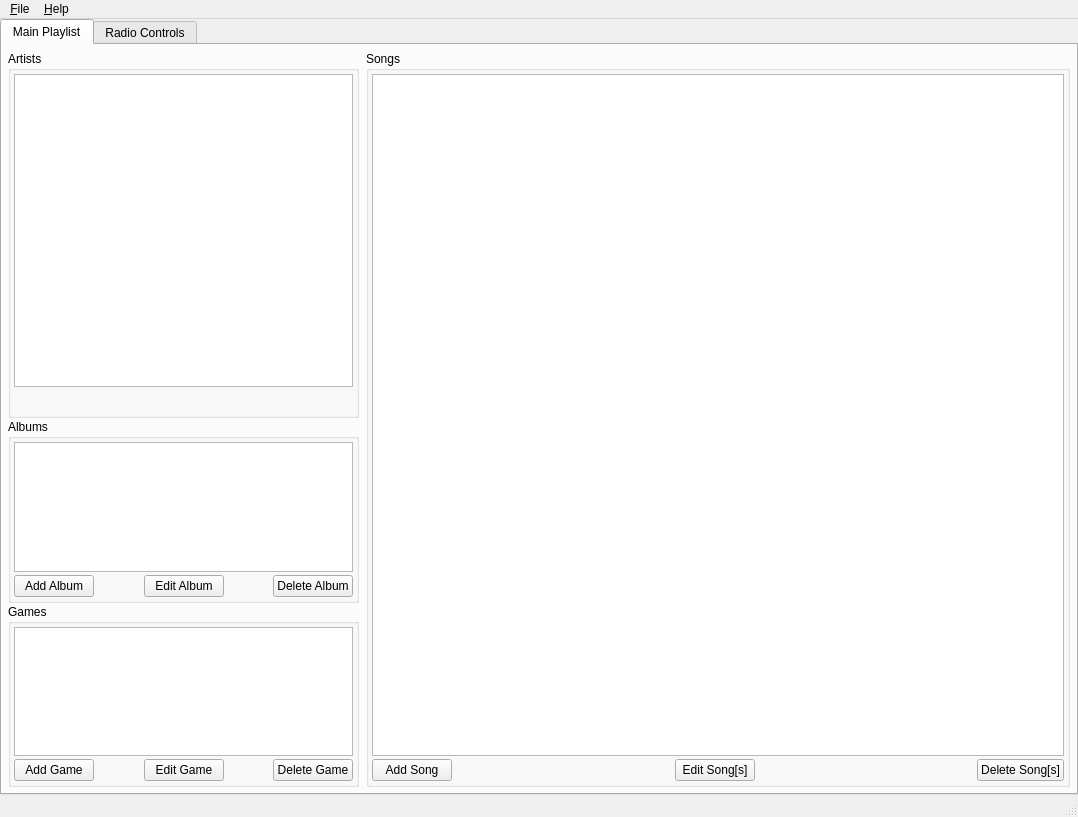
Qt form ui-sources/mainwindow.ui (RecursiveGreen/spradio-pyqt5-client) before a commit.
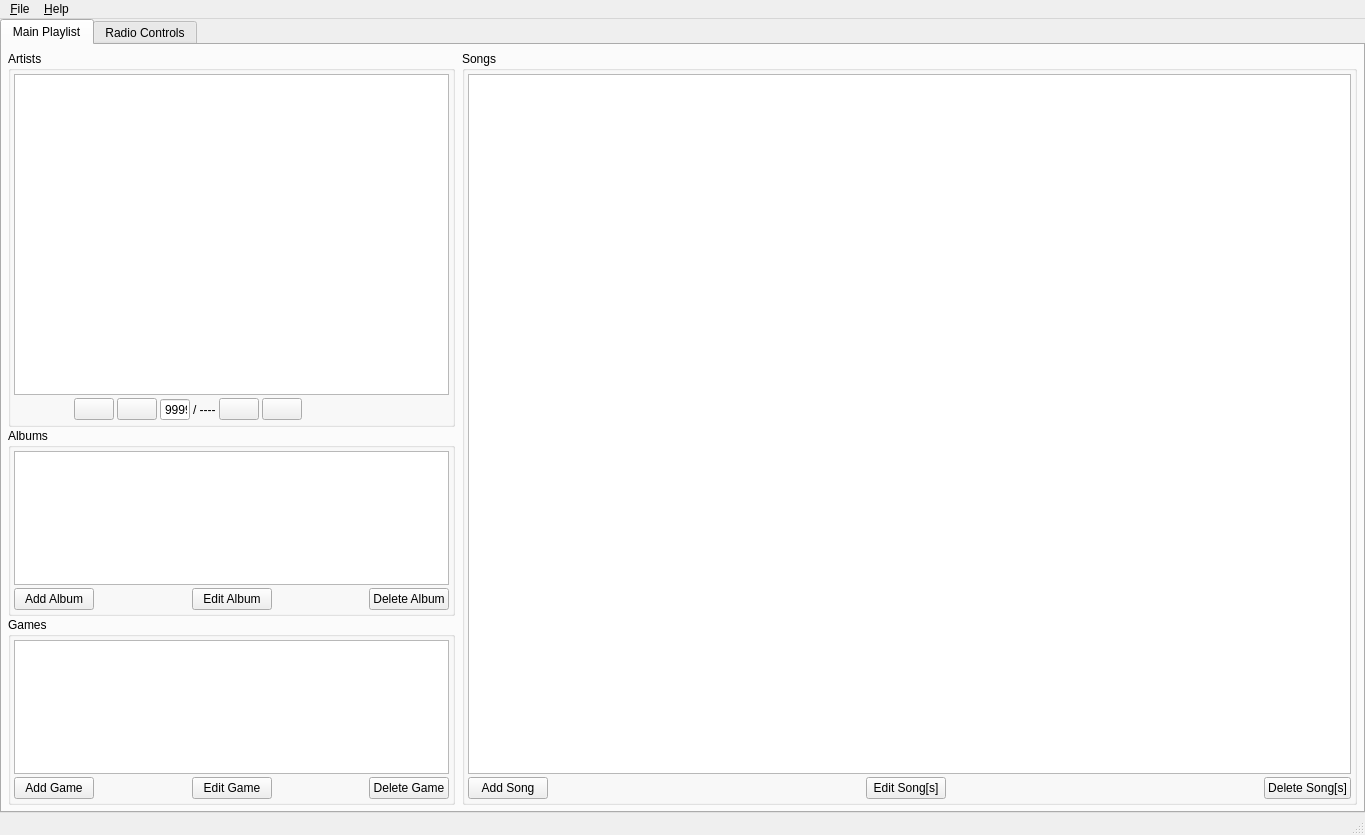
The same form after that commit. Icons and pictures are not drawn.

Commit message: Added pagination widgets. No functionality yet.

```diff
--- a/ui-sources/mainwindow.ui
+++ b/ui-sources/mainwindow.ui
@@ -6,8 +6,8 @@
    <rect>
     <x>0</x>
     <y>0</y>
-    <width>1078</width>
-    <height>817</height>
+    <width>1365</width>
+    <height>835</height>
    </rect>
   </property>
   <property name="windowTitle">
@@ -136,6 +136,105 @@
                   </property>
                  </spacer>
                 </item>
+                <item>
+                 <widget class="QPushButton" name="pushButton_2">
+                  <property name="text">
+                   <string/>
+                  </property>
+                  <property name="icon">
+                   <iconset>
+                    <normalon>:/icons/arrow-thin-left.svg</normalon>
+                   </iconset>
+                  </property>
+                 </widget>
+                </item>
+                <item>
+                 <widget class="QPushButton" name="pushButton_3">
+                  <property name="text">
+                   <string/>
+                  </property>
+                  <property name="icon">
+                   <iconset>
+                    <normalon>:/icons/cheveron-left.svg</normalon>
+                   </iconset>
+                  </property>
+                 </widget>
+                </item>
+                <item>
+                 <widget class="QSpinBox" name="spinBox">
+                  <property name="maximumSize">
+                   <size>
+                    <width>30</width>
+                    <height>16777215</height>
+                   </size>
+                  </property>
+                  <property name="alignment">
+                   <set>Qt::AlignCenter</set>
+                  </property>
+                  <property name="buttonSymbols">
+                   <enum>QAbstractSpinBox::NoButtons</enum>
+                  </property>
+                  <property name="minimum">
+                   <number>1</number>
+                  </property>
+                  <property name="maximum">
+                   <number>9999</number>
+                  </property>
+                  <property name="value">
+                   <number>9999</number>
+                  </property>
+                 </widget>
+                </item>
+                <item>
+                 <widget class="QLabel" name="label">
+                  <property name="maximumSize">
+                   <size>
+                    <width>40</width>
+                    <height>16777215</height>
+                   </size>
+                  </property>
+                  <property name="text">
+                   <string>/ ----</string>
+                  </property>
+                 </widget>
+                </item>
+                <item>
+                 <widget class="QPushButton" name="pushButton_4">
+                  <property name="text">
+                   <string/>
+                  </property>
+                  <property name="icon">
+                   <iconset>
+                    <normalon>:/icons/cheveron-right.svg</normalon>
+                   </iconset>
+                  </property>
+                 </widget>
+                </item>
+                <item>
+                 <widget class="QPushButton" name="pushButton_5">
+                  <property name="text">
+                   <string/>
+                  </property>
+                  <property name="icon">
+                   <iconset>
+                    <normalon>:/icons/arrow-thin-right.svg</normalon>
+                   </iconset>
+                  </property>
+                 </widget>
+                </item>
+                <item>
+                 <spacer name="horizontalSpacer">
+                  <property name="orientation">
+                   <enum>Qt::Horizontal</enum>
+                  </property>
+                  <property name="sizeHint" stdset="0">
+                   <size>
+                    <width>40</width>
+                    <height>20</height>
+                   </size>
+                  </property>
+                 </spacer>
+                </item>
                 <item>
                  <widget class="QPushButton" name="pushButton">
                   <property name="text">
@@ -454,7 +553,7 @@
     <rect>
      <x>0</x>
      <y>0</y>
-     <width>1078</width>
+     <width>1365</width>
      <height>21</height>
     </rect>
    </property>
```
The commit also changes 7 other files.
